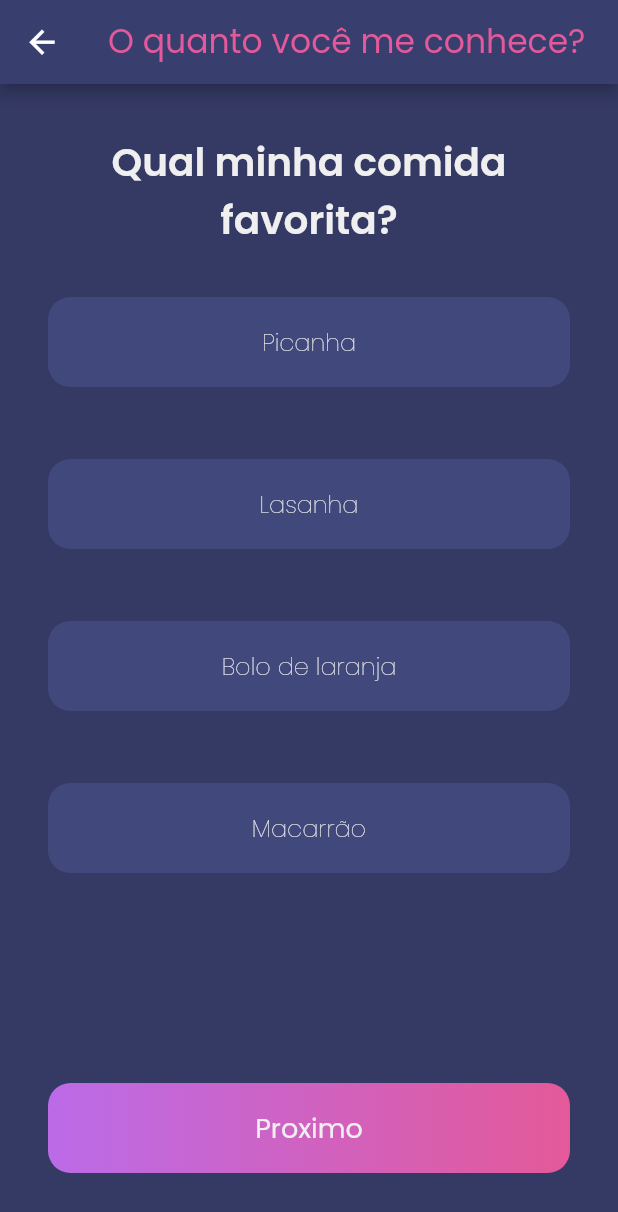
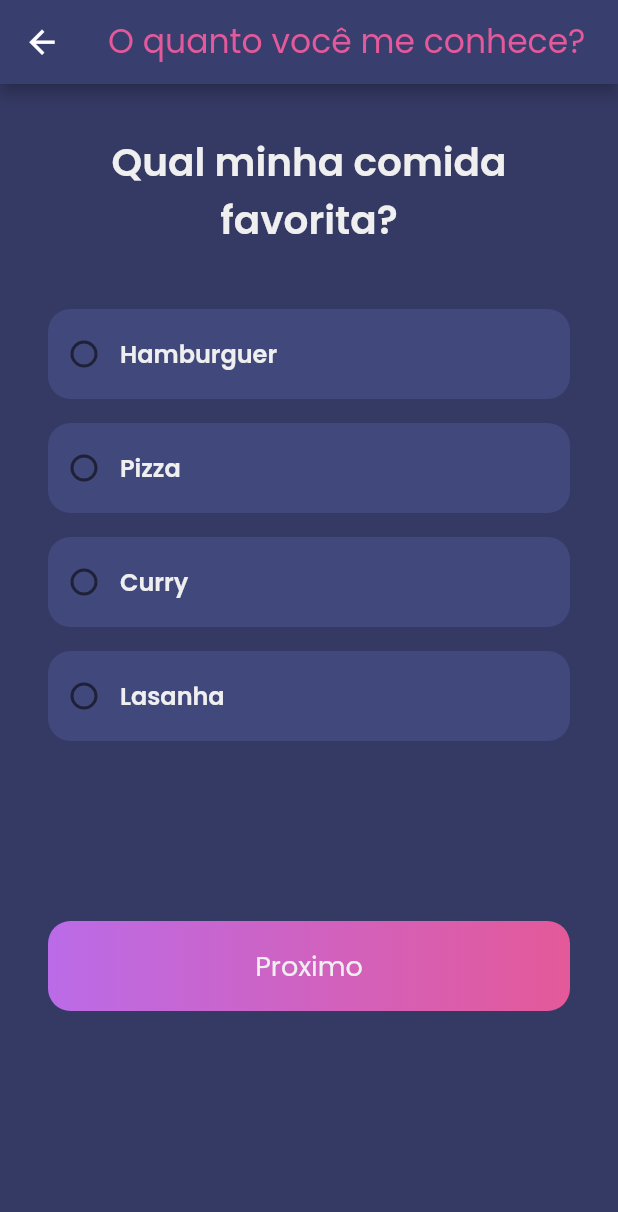
Before and after one commit to estermabel/quizyz, a Flutter app: the GamePage screen opened directly, on a phone screen of 412 x 824 dp. Shown: the top 1212 px of the screen. Run offline on Flutter 3.47's test engine with Material 2 defaults, Android fonts, the phone set to English and light mode, and no system bars; our stand-ins replace bubble_bottom_bar, dio, flutter_svg, google_fonts, liquid_pull_to_refresh, pull_to_refresh and 3 more; accounts and stored records are empty.

Commit message:
feature: refatoração de componente e implementação de logica para issue #9

```diff
--- a/lib/components/answer_component.dart
+++ b/lib/components/answer_component.dart
@@ -1,21 +1,36 @@
 import 'package:flutter/material.dart';
+import 'package:quizyz/model/Resposta.dart';
 import 'package:quizyz/utils/style/colors.dart';
 
-// ignore: must_be_immutable
-class AnswerComponent extends StatelessWidget {
-  bool rightAnswer = false;
-  final String answer;
+class AnswerComponent extends StatefulWidget {
+  final List<Resposta> respostas;
 
-  AnswerComponent({this.answer});
+  AnswerComponent({Key key, @required this.respostas}) : super(key: key);
+
+  @override
+  AnswerComponentState createState() => AnswerComponentState();
+}
+
+class AnswerComponentState extends State<AnswerComponent> {
+  int radioIndex;
+  bool showAnswer = false;
 
   @override
   Widget build(BuildContext context) {
     return Container(
+      height: 400,
+      child: ListView.builder(
+        physics: NeverScrollableScrollPhysics(),
+        itemBuilder: (context, index) {
+          return Padding(
+            padding: EdgeInsets.only(top: 8.0, bottom: 8.0),
+            child: Container(
               height: 60,
               decoration: BoxDecoration(
                 borderRadius: BorderRadius.circular(15),
                 color: backgroundContainerColor,
-        gradient: rightAnswer == true
+                gradient: widget.respostas[index].resposta == true &&
+                        showAnswer == true
                     ? LinearGradient(
                         begin: Alignment.centerRight,
                         end: Alignment.centerLeft,
@@ -24,19 +39,40 @@ class AnswerComponent extends StatelessWidget {
                     : LinearGradient(
                         begin: Alignment.centerRight,
                         end: Alignment.centerLeft,
-                colors: [backgroundContainerColor, backgroundContainerColor]),
+                        colors: [
+                          backgroundContainerColor,
+                          backgroundContainerColor
+                        ],
                       ),
-      child: Center(
-        child: Text(
-          answer,
-          style: Theme.of(context)
-              .textTheme
-              .bodyText1
-              .copyWith(color: whiteColor, fontSize: 16),
+              ),
+              child: Row(
+                children: [
+                  Radio(
+                    value: index,
+                    groupValue: radioIndex,
+                    activeColor: whiteColor,
+                    onChanged: (value) {
+                      setState(
+                        () {
+                          radioIndex = value;
+                        },
+                      );
+                    },
+                  ),
+                  Text(
+                    widget.respostas[index].titulo,
+                    style: Theme.of(context).textTheme.bodyText2.copyWith(
+                        color: whiteColor,
+                        fontSize: 16,
+                        fontWeight: FontWeight.w600),
+                  ),
+                ],
               ),
             ),
           );
+        },
+        itemCount: widget.respostas.length,
+      ),
+    );
   }
-
-  void setRightAnswer(bool answer) => this.rightAnswer = answer;
 }
--- a/lib/pages/home/game/game_page.dart
+++ b/lib/pages/home/game/game_page.dart
@@ -1,42 +1,45 @@
 import 'package:flutter/material.dart';
 import 'package:quizyz/components/answer_component.dart';
 import 'package:quizyz/components/quizyz_app_button.dart';
+import 'package:quizyz/model/Pergunta.dart';
+import 'package:quizyz/model/Quiz.dart';
+import 'package:quizyz/model/Resposta.dart';
 
 class GamePage extends StatefulWidget {
   final String title;
+  final Quiz quiz;
 
-  GamePage({@required this.title});
+  GamePage({@required this.title, this.quiz});
 
   @override
   _GamePageState createState() => _GamePageState();
 }
 
 class _GamePageState extends State<GamePage> {
-  List<Widget> answerList = [
-    AnswerComponent(
-      answer: "Picanha",
+  final key = new GlobalKey<AnswerComponentState>();
+  // Para teste apenas
+  List<Pergunta> perguntaList = [
+    Pergunta(
+      titulo: "Qual minha comida favorita?",
+      resposta: [
+        Resposta(titulo: "Hamburguer", resposta: false),
+        Resposta(titulo: "Pizza", resposta: false),
+        Resposta(titulo: "Curry", resposta: true),
+        Resposta(titulo: "Lasanha", resposta: false)
+      ],
     ),
-    AnswerComponent(
-      answer: "Lasanha",
+    Pergunta(
+      titulo: "Qual minha bebida favorita?",
+      resposta: [
+        Resposta(titulo: "Cerveja", resposta: false),
+        Resposta(titulo: "Energetico", resposta: false),
+        Resposta(titulo: "Suco de abacaxi", resposta: true),
+        Resposta(titulo: "Lasanha", resposta: false)
+      ],
     ),
-    AnswerComponent(
-      answer: "Bolo de laranja",
-    ),
-    AnswerComponent(
-      answer: "Macarrão",
-    )
   ];
 
-  /*
-    Imagino que as perguntas virão em formato de lista...
-    Se for o caso podemos fazer a barra de progressão baseada no index dela.
-    A partir dai para fazer a animação de progressão podemos fazer um calculo
-    Para obter a porcetagem do index da lista e move-lá a partir dai.
-
-    Ainda pensando em como fazer *este* componente de resposta de uma forma
-    Satisfatoria... Pensei nele ser hardcoded para 4 respostas mas não fiquei
-    Feliz com esta aproximação então fiz justamente ao contrario...
-  */
+  int ponteiro = 0;
 
   @override
   Widget build(BuildContext context) {
@@ -58,7 +61,7 @@ class _GamePageState extends State<GamePage> {
             Align(
               alignment: Alignment.topCenter,
               child: Text(
-                "Qual minha comida favorita?",
+                perguntaList[ponteiro].titulo,
                 style: Theme.of(context)
                     .textTheme
                     .bodyText1
@@ -66,17 +69,12 @@ class _GamePageState extends State<GamePage> {
                 textAlign: TextAlign.center,
               ),
             ),
-            Expanded(
-              child: ListView.builder(
-                physics: NeverScrollableScrollPhysics(),
-                itemBuilder: (context, index) {
-                  return Padding(
-                    padding: EdgeInsets.only(
-                        top: 32.0, left: 16.0, right: 16.0, bottom: 16.0),
-                    child: answerList[index],
-                  );
-                },
-                itemCount: answerList.length,
+            Padding(
+              padding: EdgeInsets.only(
+                  top: 32.0, left: 16.0, right: 16.0, bottom: 16.0),
+              child: AnswerComponent(
+                respostas: perguntaList[ponteiro].resposta,
+                key: key,
               ),
             ),
             Align(
@@ -86,7 +84,23 @@ class _GamePageState extends State<GamePage> {
                     bottom: 42.0, left: 16.0, right: 16.0),
                 child: QuizyzAppButton(
                   title: "Proximo",
-                  onTap: () => null,
+                  onTap: () => setState(
+                    () {
+                      key.currentState.showAnswer = true;
+
+                      Future.delayed(
+                        Duration(seconds: 5),
+                        () {
+                          if (ponteiro < perguntaList.length - 1) {
+                            setState(() {
+                              key.currentState.showAnswer = false;
+                              ponteiro++;
+                            });
+                          }
+                        },
+                      );
+                    },
+                  ),
                 ),
               ),
             )
```
Lines whose indentation alone changed are shown as unchanged.
